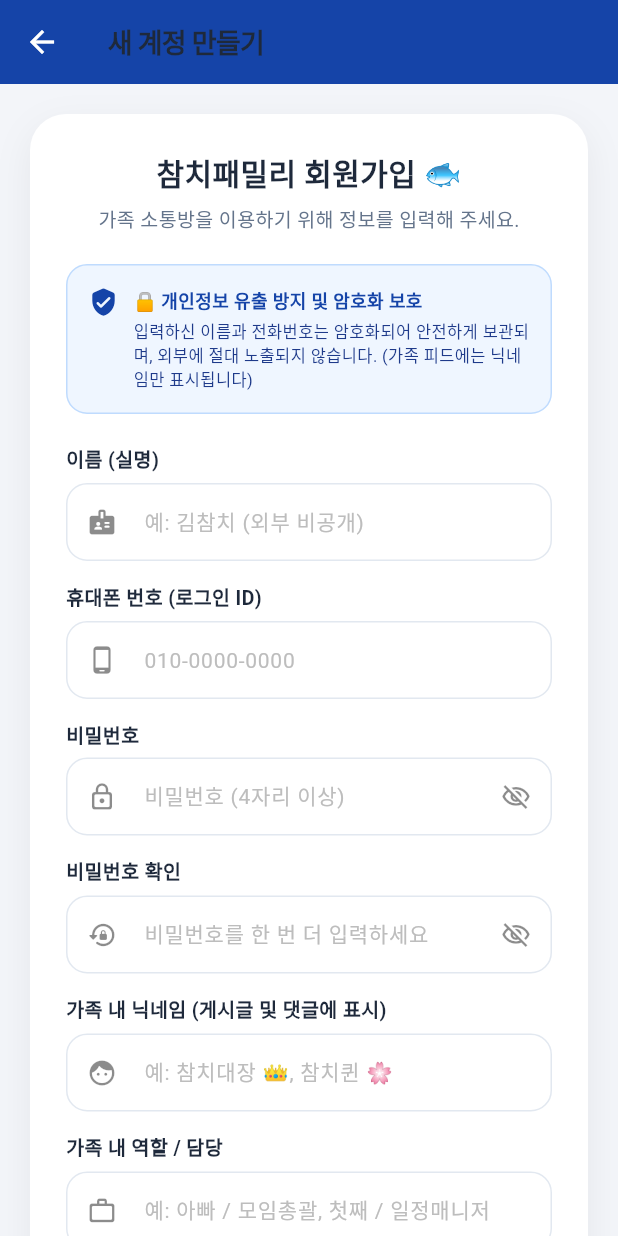
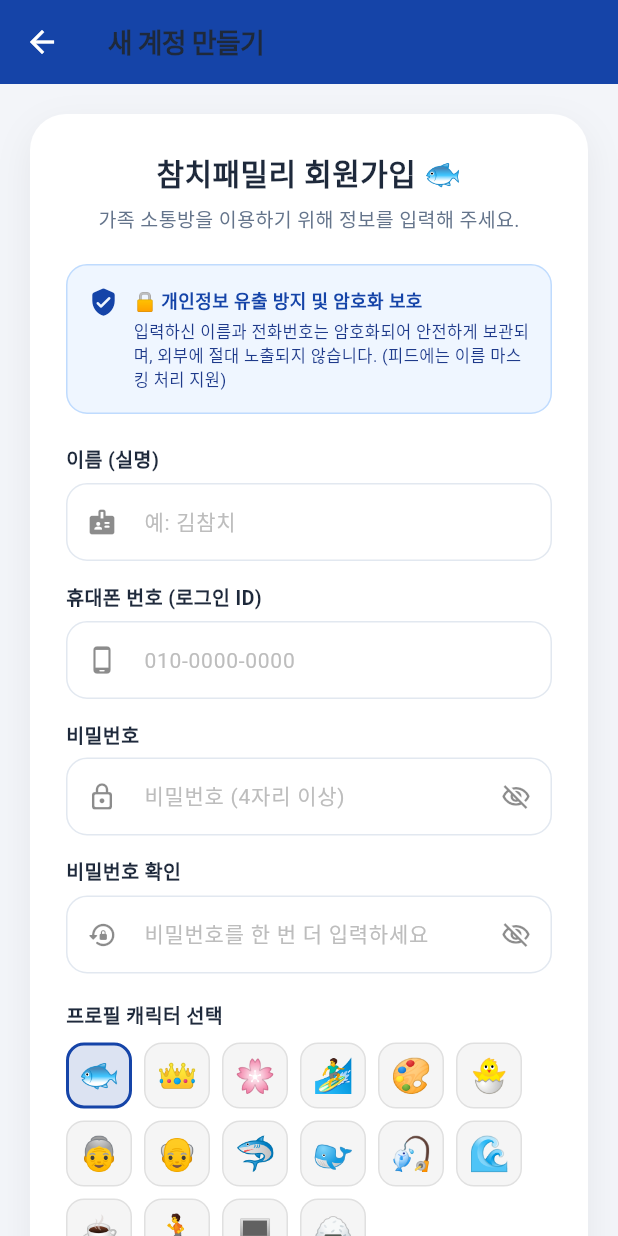
Before and after one commit to rlaehdgjs1/Tuna-Family, a Flutter app: the screen it shows after launch, after a tap on "새 계정 만들기 (회원가입)", on a phone screen of 412 x 824 dp. Run offline on Flutter 3.47's test engine with Material 3 defaults, Android fonts, the phone set to English and light mode, and no system bars; our stand-ins replace audioplayers, file_picker, flutter_local_notifications, shared_preferences; accounts and stored records are empty.

Commit message:
feat: Remove family nickname and role fields from registration screen

```diff
--- a/lib/screens/register_screen.dart
+++ b/lib/screens/register_screen.dart
@@ -19,8 +19,6 @@ class _RegisterScreenState extends State<RegisterScreen> {
   final TextEditingController _passwordController = TextEditingController();
   final TextEditingController _confirmPasswordController =
       TextEditingController();
-  final TextEditingController _nicknameController = TextEditingController();
-  final TextEditingController _roleController = TextEditingController();
 
   bool _obscurePassword = true;
   bool _obscureConfirmPassword = true;
@@ -66,8 +64,6 @@ class _RegisterScreenState extends State<RegisterScreen> {
     _phoneController.dispose();
     _passwordController.dispose();
     _confirmPasswordController.dispose();
-    _nicknameController.dispose();
-    _roleController.dispose();
     super.dispose();
   }
 
@@ -112,10 +108,6 @@ class _RegisterScreenState extends State<RegisterScreen> {
       name: _nameController.text.trim(),
       phoneNumber: _phoneController.text.trim(),
       password: _passwordController.text,
-      nickname: _nicknameController.text.trim(),
-      role: _roleController.text.trim().isNotEmpty
-          ? _roleController.text.trim()
-          : '가족 구성원',
       emoji: _selectedEmoji,
       colorValue: _selectedColor,
     );
@@ -244,7 +236,7 @@ class _RegisterScreenState extends State<RegisterScreen> {
                                 ),
                                 SizedBox(height: 4),
                                 Text(
-                                  '입력하신 이름과 전화번호는 암호화되어 안전하게 보관되며, 외부에 절대 노출되지 않습니다. (가족 피드에는 닉네임만 표시됩니다)',
+                                  '입력하신 이름과 전화번호는 암호화되어 안전하게 보관되며, 외부에 절대 노출되지 않습니다. (피드에는 이름 마스킹 처리 지원)',
                                   style: TextStyle(
                                     fontSize: 11,
                                     color: Color(0xFF1E3A8A),
@@ -305,7 +297,7 @@ class _RegisterScreenState extends State<RegisterScreen> {
                     TextFormField(
                       controller: _nameController,
                       decoration: InputDecoration(
-                        hintText: '예: 김참치 (외부 비공개)',
+                        hintText: '예: 김참치',
                         hintStyle: TextStyle(
                             color: Colors.grey.shade400, fontSize: 14),
                         prefixIcon: const Icon(Icons.badge_rounded,
@@ -444,63 +436,9 @@ class _RegisterScreenState extends State<RegisterScreen> {
                         return null;
                       },
                     ),
-                    const SizedBox(height: 14),
-
-                    // 5. Family Nickname Field
-                    const Text(
-                      '가족 내 닉네임 (게시글 및 댓글에 표시)',
-                      style: TextStyle(
-                        fontSize: 13,
-                        fontWeight: FontWeight.bold,
-                        color: AppColors.textPrimary,
-                      ),
-                    ),
-                    const SizedBox(height: 6),
-                    TextFormField(
-                      controller: _nicknameController,
-                      decoration: InputDecoration(
-                        hintText: '예: 참치대장 👑, 참치퀸 🌸',
-                        hintStyle: TextStyle(
-                            color: Colors.grey.shade400, fontSize: 14),
-                        prefixIcon: const Icon(Icons.face_rounded,
-                            color: Colors.black45, size: 20),
-                        contentPadding: const EdgeInsets.symmetric(
-                            horizontal: 14, vertical: 14),
-                      ),
-                      validator: (val) {
-                        if (val == null || val.trim().isEmpty) {
-                          return '가족 닉네임을 입력해 주세요.';
-                        }
-                        return null;
-                      },
-                    ),
-                    const SizedBox(height: 14),
-
-                    // 6. Role Field
-                    const Text(
-                      '가족 내 역할 / 담당',
-                      style: TextStyle(
-                        fontSize: 13,
-                        fontWeight: FontWeight.bold,
-                        color: AppColors.textPrimary,
-                      ),
-                    ),
-                    const SizedBox(height: 6),
-                    TextFormField(
-                      controller: _roleController,
-                      decoration: InputDecoration(
-                        hintText: '예: 아빠 / 모임총괄, 첫째 / 일정매니저',
-                        hintStyle: TextStyle(
-                            color: Colors.grey.shade400, fontSize: 14),
-                        prefixIcon: const Icon(Icons.work_outline_rounded,
-                            color: Colors.black45, size: 20),
-                        contentPadding: const EdgeInsets.symmetric(
-                            horizontal: 14, vertical: 14),
-                      ),
-                    ),
                     const SizedBox(height: 18),
 
-                    // 7. Emoji Avatar Picker
+                    // 5. Emoji Avatar Picker
                     const Text(
                       '프로필 캐릭터 선택',
                       style: TextStyle(
@@ -543,7 +481,7 @@ class _RegisterScreenState extends State<RegisterScreen> {
                     ),
                     const SizedBox(height: 18),
 
-                    // 8. Theme Color Picker
+                    // 6. Theme Color Picker
                     const Text(
                       '대표 색상 선택',
                       style: TextStyle(
```
Also changed, not shown: lib/providers/auth_provider.dart (+10 -9 lines), 1 other file.
